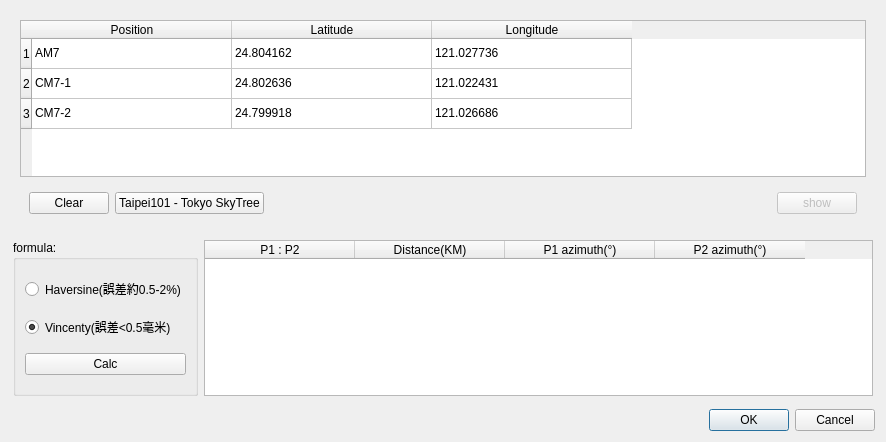
Above: src/gps/dlggpscalc.ui from coolshou/qiperf before the change. Below: the same form after it.
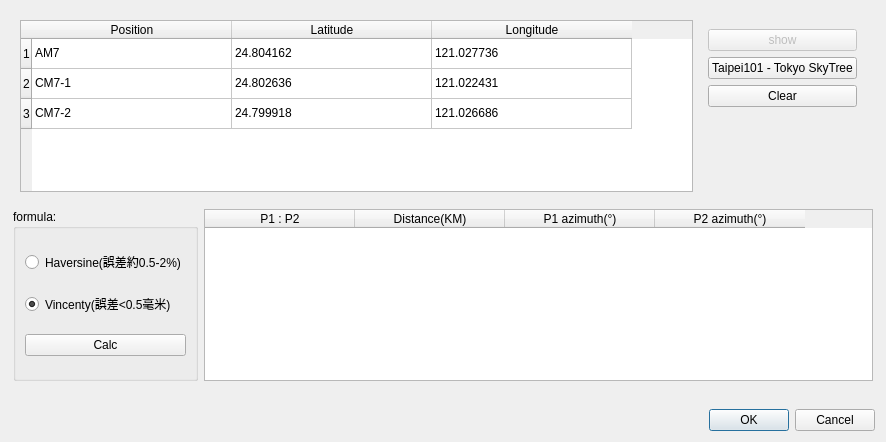
That is the form after the change. Icons and pictures are not drawn.

Commit message: check cell value

What changed in the file:
```diff
--- a/src/gps/dlggpscalc.ui
+++ b/src/gps/dlggpscalc.ui
@@ -20,7 +20,7 @@
   <layout class="QVBoxLayout" name="verticalLayout">
    <item>
     <widget class="QWidget" name="widgetPos" native="true">
-     <layout class="QVBoxLayout" name="verticalLayout_2">
+     <layout class="QHBoxLayout" name="horizontalLayout" stretch="1,0">
       <property name="leftMargin">
        <number>9</number>
       </property>
@@ -126,11 +126,14 @@
       </item>
       <item>
        <widget class="QWidget" name="widget" native="true">
-        <layout class="QHBoxLayout" name="horizontalLayout_4">
+        <layout class="QVBoxLayout" name="verticalLayout_2">
          <item>
-          <widget class="QPushButton" name="pbClear">
+          <widget class="QPushButton" name="pbPos">
+           <property name="enabled">
+            <bool>false</bool>
+           </property>
            <property name="text">
-            <string>Clear</string>
+            <string>show</string>
            </property>
           </widget>
          </item>
@@ -142,28 +145,25 @@
           </widget>
          </item>
          <item>
-          <spacer name="horizontalSpacer">
+          <widget class="QPushButton" name="pbClear">
+           <property name="text">
+            <string>Clear</string>
+           </property>
+          </widget>
+         </item>
+         <item>
+          <spacer name="verticalSpacer_2">
            <property name="orientation">
-            <enum>Qt::Horizontal</enum>
+            <enum>Qt::Vertical</enum>
            </property>
            <property name="sizeHint" stdset="0">
             <size>
-             <width>40</width>
-             <height>20</height>
+             <width>20</width>
+             <height>40</height>
             </size>
            </property>
           </spacer>
          </item>
-         <item>
-          <widget class="QPushButton" name="pbPos">
-           <property name="enabled">
-            <bool>false</bool>
-           </property>
-           <property name="text">
-            <string>show</string>
-           </property>
-          </widget>
-         </item>
         </layout>
        </widget>
       </item>
```
The commit also changes 1 other file.
